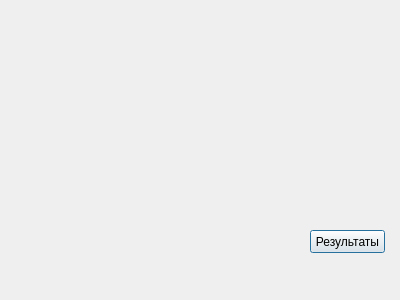
Before: the Qt Designer form kent10813/BJ/dealer_cards.ui in h31/ProgrammingCourseBackup, drawn with Qt 5.
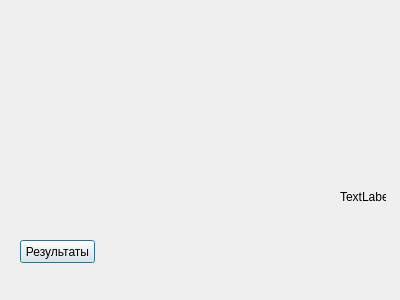
After: the same form once the commit is applied.

The edit to the form file:
```diff
--- a/kent10813/BJ/dealer_cards.ui
+++ b/kent10813/BJ/dealer_cards.ui
@@ -16,8 +16,8 @@
   <widget class="QPushButton" name="pushButton">
    <property name="geometry">
     <rect>
-     <x>310</x>
-     <y>230</y>
+     <x>20</x>
+     <y>240</y>
      <width>75</width>
      <height>23</height>
     </rect>
@@ -26,6 +26,19 @@
     <string>Результаты</string>
    </property>
   </widget>
+  <widget class="QLabel" name="label">
+   <property name="geometry">
+    <rect>
+     <x>340</x>
+     <y>190</y>
+     <width>46</width>
+     <height>13</height>
+    </rect>
+   </property>
+   <property name="text">
+    <string>TextLabel</string>
+   </property>
+  </widget>
  </widget>
  <resources/>
  <connections/>
```
